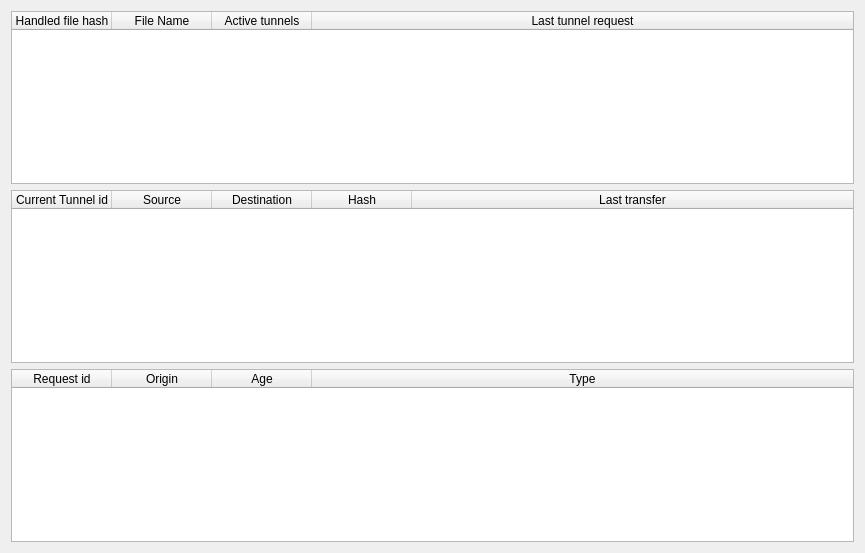
The window that retroshare-gui/src/gui/TurtleRouterDialog.ui (RetroShare/RetroShare) describes before a commit, drawn with Qt 5.
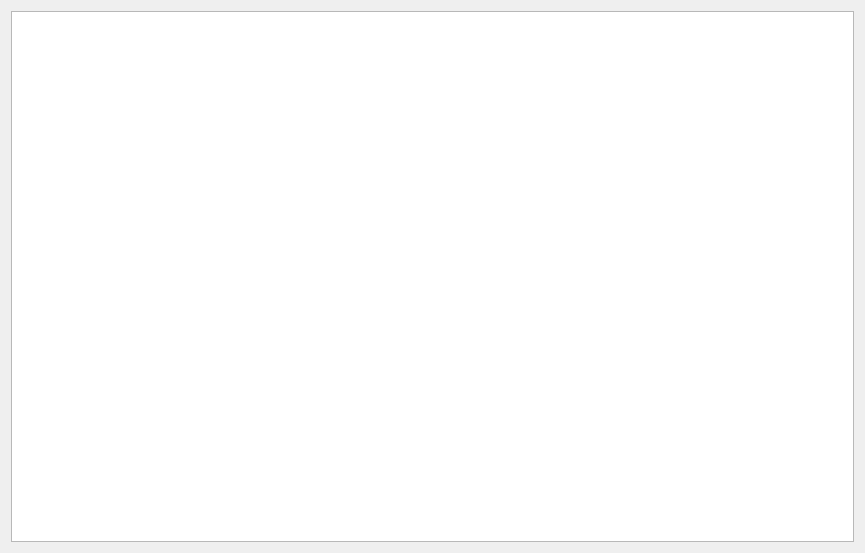
The same window after the commit. Icons and pictures are not drawn.

Commit message: improved display of tunnel info

The edit to the form file:
```diff
--- a/retroshare-gui/src/gui/TurtleRouterDialog.ui
+++ b/retroshare-gui/src/gui/TurtleRouterDialog.ui
@@ -19,93 +19,13 @@
   </property>
   <layout class="QVBoxLayout" name="verticalLayout">
    <item>
-    <widget class="QTableWidget" name="_hashes_TW">
-     <property name="contextMenuPolicy">
-      <enum>Qt::CustomContextMenu</enum>
-     </property>
-     <property name="selectionMode">
-      <enum>QAbstractItemView::SingleSelection</enum>
-     </property>
-     <attribute name="horizontalHeaderStretchLastSection">
+    <widget class="QTreeWidget" name="_f2f_TW">
+     <property name="headerHidden">
       <bool>true</bool>
-     </attribute>
+     </property>
      <column>
       <property name="text">
-       <string>Handled file hash</string>
-      </property>
-     </column>
-     <column>
-      <property name="text">
-       <string>File Name</string>
-      </property>
-     </column>
-     <column>
-      <property name="text">
-       <string>Active tunnels</string>
-      </property>
-     </column>
-     <column>
-      <property name="text">
-       <string>Last tunnel request</string>
-      </property>
-     </column>
-    </widget>
-   </item>
-   <item>
-    <widget class="QTableWidget" name="_tunnels_TW">
-     <attribute name="horizontalHeaderStretchLastSection">
-      <bool>true</bool>
-     </attribute>
-     <column>
-      <property name="text">
-       <string>Current Tunnel id</string>
-      </property>
-     </column>
-     <column>
-      <property name="text">
-       <string>Source</string>
-      </property>
-     </column>
-     <column>
-      <property name="text">
-       <string>Destination</string>
-      </property>
-     </column>
-     <column>
-      <property name="text">
-       <string>Hash</string>
-      </property>
-     </column>
-     <column>
-      <property name="text">
-       <string>Last transfer</string>
-      </property>
-     </column>
-    </widget>
-   </item>
-   <item>
-    <widget class="QTableWidget" name="_reqs_TW">
-     <attribute name="horizontalHeaderStretchLastSection">
-      <bool>true</bool>
-     </attribute>
-     <column>
-      <property name="text">
-       <string>Request id</string>
-      </property>
-     </column>
-     <column>
-      <property name="text">
-       <string>Origin</string>
-      </property>
-     </column>
-     <column>
-      <property name="text">
-       <string>Age</string>
-      </property>
-     </column>
-     <column>
-      <property name="text">
-       <string>Type</string>
+       <string>F2F router information</string>
       </property>
      </column>
     </widget>
```
The commit also changes 2 other files.
